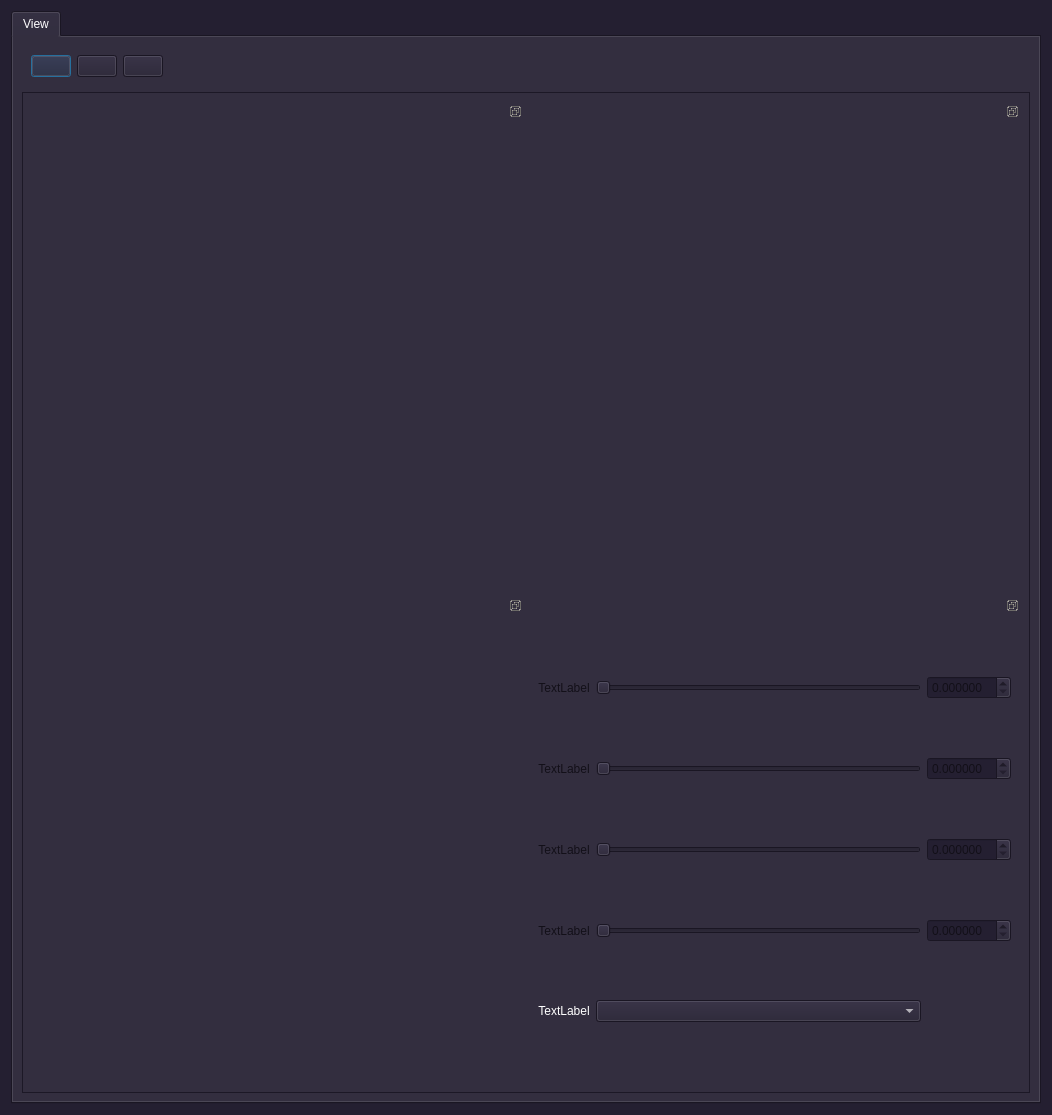
Before: the Qt Designer form app/ui/dashboard.ui in widev3/wide3, drawn with Qt 5.
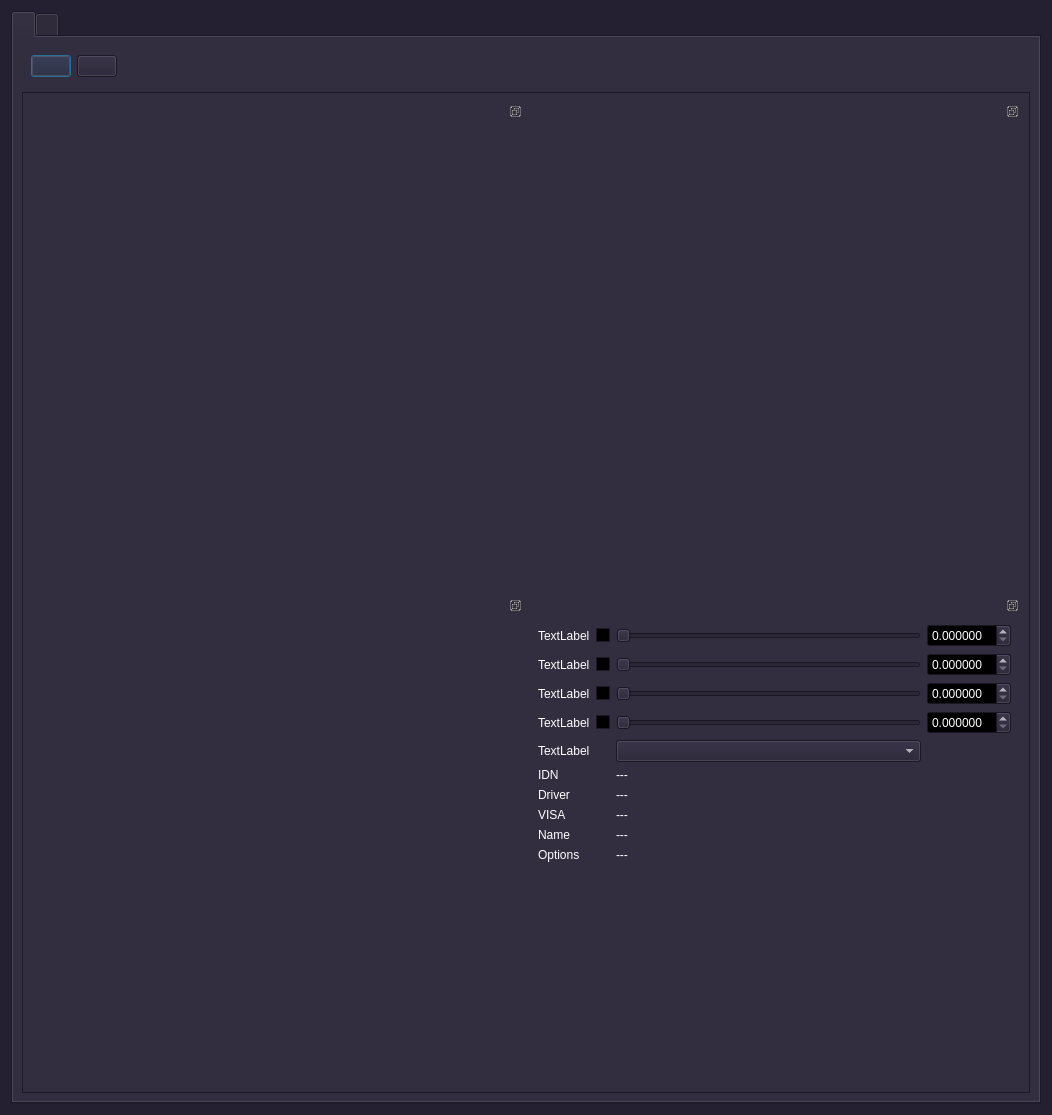
After: the same form once the commit is applied.

Commit message: split bashboard in instr and view

Diff of the .ui file:
```diff
--- a/app/ui/dashboard.ui
+++ b/app/ui/dashboard.ui
@@ -491,12 +491,329 @@
   <layout class="QGridLayout" name="gridLayout">
    <item row="0" column="0">
     <widget class="QTabWidget" name="tabWidget">
+     <property name="tabPosition">
+      <enum>QTabWidget::TabPosition::North</enum>
+     </property>
+     <property name="tabShape">
+      <enum>QTabWidget::TabShape::Rounded</enum>
+     </property>
      <property name="currentIndex">
       <number>0</number>
      </property>
+     <property name="iconSize">
+      <size>
+       <width>25</width>
+       <height>25</height>
+      </size>
+     </property>
+     <widget class="QWidget" name="tabInstr">
+      <attribute name="title">
+       <string/>
+      </attribute>
+      <layout class="QGridLayout" name="gridLayout_8">
+       <item row="0" column="0" alignment="Qt::AlignmentFlag::AlignLeft|Qt::AlignmentFlag::AlignTop">
+        <widget class="QFrame" name="frameButtonsInstr">
+         <layout class="QHBoxLayout" name="horizontalLayout_2">
+          <item>
+           <widget class="QPushButton" name="pushButtonConnect">
+            <property name="iconSize">
+             <size>
+              <width>25</width>
+              <height>25</height>
+             </size>
+            </property>
+           </widget>
+          </item>
+          <item>
+           <widget class="QPushButton" name="pushButtonRecord">
+            <property name="text">
+             <string/>
+            </property>
+            <property name="iconSize">
+             <size>
+              <width>25</width>
+              <height>25</height>
+             </size>
+            </property>
+           </widget>
+          </item>
+         </layout>
+        </widget>
+       </item>
+       <item row="1" column="0">
+        <widget class="QFrame" name="framePlotsInstr">
+         <property name="frameShape">
+          <enum>QFrame::Shape::StyledPanel</enum>
+         </property>
+         <property name="frameShadow">
+          <enum>QFrame::Shadow::Raised</enum>
+         </property>
+         <layout class="QGridLayout" name="gridLayout_13">
+          <item row="0" column="0">
+           <widget class="QDockWidget" name="dockWidgetSpecInstr">
+            <property name="features">
+             <set>QDockWidget::DockWidgetFeature::DockWidgetFloatable|QDockWidget::DockWidgetFeature::DockWidgetMovable</set>
+            </property>
+            <widget class="QWidget" name="dockWidgetContentsSpecInstr">
+             <layout class="QGridLayout" name="gridLayout_12">
+              <item row="0" column="0">
+               <layout class="QVBoxLayout" name="verticalLayoutSpecInstr"/>
+              </item>
+             </layout>
+            </widget>
+           </widget>
+          </item>
+          <item row="0" column="1">
+           <widget class="QDockWidget" name="dockWidgetFreqInstr">
+            <property name="features">
+             <set>QDockWidget::DockWidgetFeature::DockWidgetFloatable|QDockWidget::DockWidgetFeature::DockWidgetMovable</set>
+            </property>
+            <widget class="QWidget" name="dockWidgetContentsFreqInstr">
+             <layout class="QGridLayout" name="gridLayout_10">
+              <item row="0" column="0">
+               <layout class="QVBoxLayout" name="verticalLayoutFreqInstr"/>
+              </item>
+             </layout>
+            </widget>
+           </widget>
+          </item>
+          <item row="1" column="0">
+           <widget class="QDockWidget" name="dockWidgetTimeInstr">
+            <property name="features">
+             <set>QDockWidget::DockWidgetFeature::DockWidgetFloatable|QDockWidget::DockWidgetFeature::DockWidgetMovable</set>
+            </property>
+            <widget class="QWidget" name="dockWidgetContentsTimeInstr">
+             <layout class="QGridLayout" name="gridLayout_9">
+              <item row="0" column="0">
+               <layout class="QVBoxLayout" name="verticalLayoutTimeInstr"/>
+              </item>
+             </layout>
+            </widget>
+           </widget>
+          </item>
+          <item row="1" column="1" alignment="Qt::AlignmentFlag::AlignTop">
+           <widget class="QDockWidget" name="dockWidgetInstr">
+            <property name="features">
+             <set>QDockWidget::DockWidgetFeature::DockWidgetFloatable|QDockWidget::DockWidgetFeature::DockWidgetMovable</set>
+            </property>
+            <widget class="QWidget" name="dockWidgetContentsInstr">
+             <layout class="QGridLayout" name="gridLayout_11">
+              <item row="3" column="1">
+               <widget class="QLabel" name="labelMin">
+                <property name="text">
+                 <string>TextLabel</string>
+                </property>
+               </widget>
+              </item>
+              <item row="2" column="1">
+               <widget class="QLabel" name="labelSpan">
+                <property name="text">
+                 <string>TextLabel</string>
+                </property>
+               </widget>
+              </item>
+              <item row="0" column="5">
+               <widget class="QDoubleSpinBox" name="doubleSpinBoxCenter">
+                <property name="decimals">
+                 <number>6</number>
+                </property>
+               </widget>
+              </item>
+              <item row="5" column="1">
+               <widget class="QLabel" name="labelOffsetsInstr">
+                <property name="text">
+                 <string>TextLabel</string>
+                </property>
+               </widget>
+              </item>
+              <item row="4" column="2">
+               <widget class="QCheckBox" name="checkBoxMax">
+                <property name="text">
+                 <string/>
+                </property>
+               </widget>
+              </item>
+              <item row="2" column="2">
+               <widget class="QCheckBox" name="checkBoxSpan">
+                <property name="text">
+                 <string/>
+                </property>
+               </widget>
+              </item>
+              <item row="0" column="2">
+               <widget class="QCheckBox" name="checkBoxCenter">
+                <property name="text">
+                 <string/>
+                </property>
+               </widget>
+              </item>
+              <item row="7" column="4">
+               <widget class="QLabel" name="labelDriver">
+                <property name="text">
+                 <string>---</string>
+                </property>
+               </widget>
+              </item>
+              <item row="10" column="1">
+               <widget class="QLabel" name="label_7">
+                <property name="text">
+                 <string>Options</string>
+                </property>
+               </widget>
+              </item>
+              <item row="0" column="4">
+               <widget class="QSlider" name="horizontalSliderCenter">
+                <property name="orientation">
+                 <enum>Qt::Orientation::Horizontal</enum>
+                </property>
+                <property name="tickInterval">
+                 <number>1</number>
+                </property>
+               </widget>
+              </item>
+              <item row="4" column="5">
+               <widget class="QDoubleSpinBox" name="doubleSpinBoxMax">
+                <property name="decimals">
+                 <number>6</number>
+                </property>
+               </widget>
+              </item>
+              <item row="3" column="5">
+               <widget class="QDoubleSpinBox" name="doubleSpinBoxMin">
+                <property name="decimals">
+                 <number>6</number>
+                </property>
+               </widget>
+              </item>
+              <item row="6" column="4">
+               <widget class="QLabel" name="labelIDN">
+                <property name="text">
+                 <string>---</string>
+                </property>
+               </widget>
+              </item>
+              <item row="6" column="1">
+               <widget class="QLabel" name="label_3">
+                <property name="text">
+                 <string>IDN</string>
+                </property>
+               </widget>
+              </item>
+              <item row="2" column="5">
+               <widget class="QDoubleSpinBox" name="doubleSpinBoxSpan">
+                <property name="decimals">
+                 <number>6</number>
+                </property>
+               </widget>
+              </item>
+              <item row="7" column="1">
+               <widget class="QLabel" name="label_4">
+                <property name="text">
+                 <string>Driver</string>
+                </property>
+               </widget>
+              </item>
+              <item row="3" column="4">
+               <widget class="QSlider" name="horizontalSliderMin">
+                <property name="orientation">
+                 <enum>Qt::Orientation::Horizontal</enum>
+                </property>
+                <property name="tickInterval">
+                 <number>1</number>
+                </property>
+               </widget>
+              </item>
+              <item row="5" column="4">
+               <widget class="QComboBox" name="comboBoxOffsetsInstr"/>
+              </item>
+              <item row="3" column="2">
+               <widget class="QCheckBox" name="checkBoxMin">
+                <property name="text">
+                 <string/>
+                </property>
+               </widget>
+              </item>
+              <item row="0" column="1">
+               <widget class="QLabel" name="labelCenter">
+                <property name="text">
+                 <string>TextLabel</string>
+                </property>
+               </widget>
+              </item>
+              <item row="8" column="1">
+               <widget class="QLabel" name="label_5">
+                <property name="text">
+                 <string>VISA</string>
+                </property>
+               </widget>
+              </item>
+              <item row="2" column="4">
+               <widget class="QSlider" name="horizontalSliderSpan">
+                <property name="orientation">
+                 <enum>Qt::Orientation::Horizontal</enum>
+                </property>
+                <property name="tickInterval">
+                 <number>1</number>
+                </property>
+               </widget>
+              </item>
+              <item row="9" column="1">
+               <widget class="QLabel" name="label_6">
+                <property name="text">
+                 <string>Name</string>
+                </property>
+               </widget>
+              </item>
+              <item row="4" column="1">
+               <widget class="QLabel" name="labelMax">
+                <property name="text">
+                 <string>TextLabel</string>
+                </property>
+               </widget>
+              </item>
+              <item row="4" column="4">
+               <widget class="QSlider" name="horizontalSliderMax">
+                <property name="orientation">
+                 <enum>Qt::Orientation::Horizontal</enum>
+                </property>
+                <property name="tickInterval">
+                 <number>1</number>
+                </property>
+               </widget>
+              </item>
+              <item row="8" column="4">
+               <widget class="QLabel" name="labelVISA">
+                <property name="text">
+                 <string>---</string>
+                </property>
+               </widget>
+              </item>
+              <item row="9" column="4">
+               <widget class="QLabel" name="labelName">
+                <property name="text">
+                 <string>---</string>
+                </property>
+               </widget>
+              </item>
+              <item row="10" column="4">
+               <widget class="QLabel" name="labelOptions">
+                <property name="text">
+                 <string>---</string>
+                </property>
+               </widget>
+              </item>
+             </layout>
+            </widget>
+           </widget>
+          </item>
+         </layout>
+        </widget>
+       </item>
+      </layout>
+     </widget>
      <widget class="QWidget" name="tabView">
       <attribute name="title">
-       <string>View</string>
+       <string/>
       </attribute>
       <layout class="QGridLayout" name="gridLayout_2">
        <item row="0" column="0" alignment="Qt::AlignmentFlag::AlignLeft|Qt::AlignmentFlag::AlignTop">
@@ -522,19 +839,6 @@
             </property>
            </widget>
           </item>
-          <item>
-           <widget class="QPushButton" name="pushButtonInfo">
-            <property name="text">
-             <string/>
-            </property>
-            <property name="iconSize">
-             <size>
-              <width>25</width>
-              <height>25</height>
-             </size>
-            </property>
-           </widget>
-          </item>
          </layout>
         </widget>
        </item>
@@ -575,174 +879,6 @@
             </widget>
            </widget>
           </item>
-          <item row="1" column="1">
-           <widget class="QDockWidget" name="dockWidget">
-            <property name="features">
-             <set>QDockWidget::DockWidgetFeature::DockWidgetFloatable|QDockWidget::DockWidgetFeature::DockWidgetMovable</set>
-            </property>
-            <widget class="QWidget" name="dockWidgetContents_4">
-             <layout class="QGridLayout" name="gridLayout_4">
-              <item row="3" column="0">
-               <widget class="QLabel" name="labelMax">
-                <property name="enabled">
-                 <bool>false</bool>
-                </property>
-                <property name="text">
-                 <string>TextLabel</string>
-                </property>
-                <property name="alignment">
-                 <set>Qt::AlignmentFlag::AlignCenter</set>
-                </property>
-               </widget>
-              </item>
-              <item row="0" column="0">
-               <widget class="QLabel" name="labelCenter">
-                <property name="enabled">
-                 <bool>false</bool>
-                </property>
-                <property name="text">
-                 <string>TextLabel</string>
-                </property>
-                <property name="alignment">
-                 <set>Qt::AlignmentFlag::AlignCenter</set>
-                </property>
-               </widget>
-              </item>
-              <item row="2" column="3">
-               <widget class="QSlider" name="horizontalSliderMin">
-                <property name="enabled">
-                 <bool>false</bool>
-                </property>
-                <property name="orientation">
-                 <enum>Qt::Orientation::Horizontal</enum>
-                </property>
-                <property name="tickInterval">
-                 <number>1</number>
-                </property>
-               </widget>
-              </item>
-              <item row="3" column="3">
-               <widget class="QSlider" name="horizontalSliderMax">
-                <property name="enabled">
-                 <bool>false</bool>
-                </property>
-                <property name="orientation">
-                 <enum>Qt::Orientation::Horizontal</enum>
-                </property>
-                <property name="tickInterval">
-                 <number>1</number>
-                </property>
-               </widget>
-              </item>
-              <item row="0" column="3">
-               <widget class="QSlider" name="horizontalSliderCenter">
-                <property name="enabled">
-                 <bool>false</bool>
-                </property>
-                <property name="orientation">
-                 <enum>Qt::Orientation::Horizontal</enum>
-                </property>
-                <property name="tickInterval">
-                 <number>1</number>
-                </property>
-               </widget>
-              </item>
-              <item row="2" column="0">
-               <widget class="QLabel" name="labelMin">
-                <property name="enabled">
-                 <bool>false</bool>
-                </property>
-                <property name="text">
-                 <string>TextLabel</string>
-                </property>
-                <property name="alignment">
-                 <set>Qt::AlignmentFlag::AlignCenter</set>
-                </property>
-               </widget>
-              </item>
-              <item row="1" column="3">
-               <widget class="QSlider" name="horizontalSliderSpan">
-                <property name="enabled">
-                 <bool>false</bool>
-                </property>
-                <property name="orientation">
-                 <enum>Qt::Orientation::Horizontal</enum>
-                </property>
-                <property name="tickInterval">
-                 <number>1</number>
-                </property>
-               </widget>
-              </item>
-              <item row="1" column="0">
-               <widget class="QLabel" name="labelSpan">
-                <property name="enabled">
-                 <bool>false</bool>
-                </property>
-                <property name="text">
-                 <string>TextLabel</string>
-                </property>
-                <property name="alignment">
-                 <set>Qt::AlignmentFlag::AlignCenter</set>
-                </property>
-               </widget>
-              </item>
-              <item row="4" column="0">
-               <widget class="QLabel" name="labelOffsets">
-                <property name="text">
-                 <string>TextLabel</string>
-                </property>
-                <property name="alignment">
-                 <set>Qt::AlignmentFlag::AlignCenter</set>
-                </property>
-               </widget>
-              </item>
-              <item row="4" column="3">
-               <widget class="QComboBox" name="comboBoxOffsets"/>
-              </item>
-              <item row="0" column="4">
-               <widget class="QDoubleSpinBox" name="doubleSpinBoxCenter">
-                <property name="enabled">
-                 <bool>false</bool>
-                </property>
-                <property name="decimals">
-                 <number>6</number>
-                </property>
-               </widget>
-              </item>
-              <item row="1" column="4">
-               <widget class="QDoubleSpinBox" name="doubleSpinBoxSpan">
-                <property name="enabled">
-                 <bool>false</bool>
-                </property>
-                <property name="decimals">
-                 <number>6</number>
-                </property>
-               </widget>
-              </item>
-              <item row="2" column="4">
-               <widget class="QDoubleSpinBox" name="doubleSpinBoxMin">
-                <property name="enabled">
-                 <bool>false</bool>
-                </property>
-                <property name="decimals">
-                 <number>6</number>
-                </property>
-               </widget>
-              </item>
-              <item row="3" column="4">
-               <widget class="QDoubleSpinBox" name="doubleSpinBoxMax">
-                <property name="enabled">
-                 <bool>false</bool>
-                </property>
-                <property name="decimals">
-                 <number>6</number>
-                </property>
-               </widget>
-              </item>
-             </layout>
-            </widget>
-           </widget>
-          </item>
           <item row="1" column="0">
            <widget class="QDockWidget" name="dockWidgetTime">
             <property name="features">
@@ -757,6 +893,55 @@
             </widget>
            </widget>
           </item>
+          <item row="1" column="1" alignment="Qt::AlignmentFlag::AlignTop">
+           <widget class="QDockWidget" name="dockWidget">
+            <property name="features">
+             <set>QDockWidget::DockWidgetFeature::DockWidgetFloatable|QDockWidget::DockWidgetFeature::DockWidgetMovable</set>
+            </property>
+            <widget class="QWidget" name="dockWidgetContentsView">
+             <layout class="QGridLayout" name="gridLayout_4">
+              <item row="0" column="0" alignment="Qt::AlignmentFlag::AlignLeft">
+               <widget class="QLabel" name="labelOffsetsView">
+                <property name="text">
+                 <string>TextLabel</string>
+                </property>
+               </widget>
+              </item>
+              <item row="1" column="0" alignment="Qt::AlignmentFlag::AlignLeft">
+               <widget class="QLabel" name="label">
+                <property name="text">
+                 <string>Filename</string>
+                </property>
+               </widget>
+              </item>
+              <item row="0" column="1">
+               <widget class="QComboBox" name="comboBoxOffsetsView"/>
+              </item>
+              <item row="1" column="1">
+               <widget class="QLabel" name="labelFilename">
+                <property name="text">
+                 <string>TextLabel</string>
+                </property>
+               </widget>
+              </item>
+             </layout>
+            </widget>
+           </widget>
+          </item>
+          <item row="0" column="1">
+           <widget class="QDockWidget" name="dockWidgetFreq">
+            <property name="features">
+             <set>QDockWidget::DockWidgetFeature::DockWidgetFloatable|QDockWidget::DockWidgetFeature::DockWidgetMovable</set>
+            </property>
+            <widget class="QWidget" name="dockWidgetContentsFreq">
+             <layout class="QGridLayout" name="gridLayout_6">
+              <item row="0" column="0">
+               <layout class="QVBoxLayout" name="verticalLayoutFreq"/>
+              </item>
+             </layout>
+            </widget>
+           </widget>
+          </item>
          </layout>
         </widget>
        </item>
```
Left out of the diff: 28 changed lines with no effect on the pictures. The commit also changes 11 other files.
